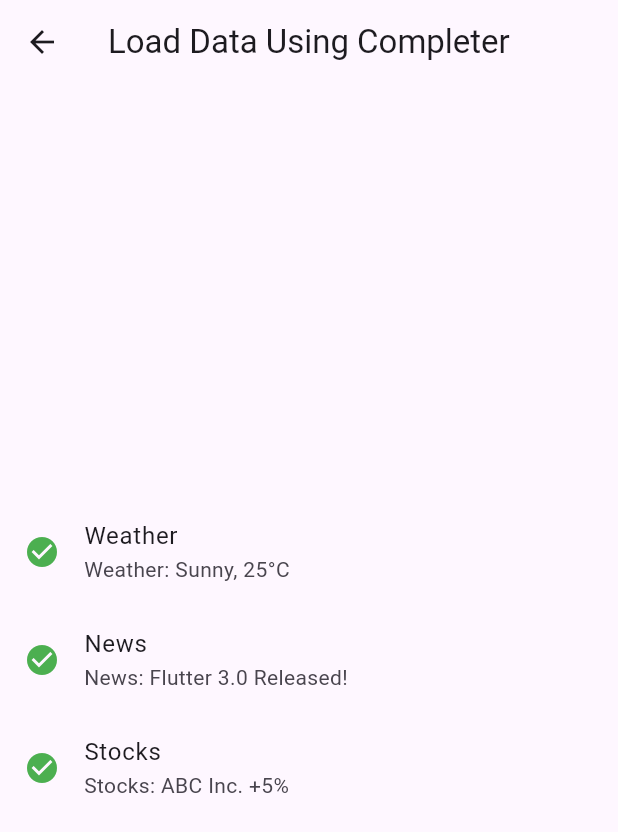
After one commit to Anikshakya/RND, a Flutter app: the CompleterLoadPage screen opened directly, after a tap on "Close", on a phone screen of 412 x 824 dp. The commit adds this screen. Shown: the top 832 px of the screen. Run offline on Flutter 3.47's test engine with Material 3 defaults, Android fonts, the phone set to English and light mode, and no system bars; our stand-ins replace flare_flutter, local_auth.

Commit message:
- Added Data Load Using Completer

```diff
--- a/lib/src/data/pages_list.dart
+++ b/lib/src/data/pages_list.dart
@@ -1,4 +1,5 @@
 import 'package:rnd/src/view/biometric/biometric_page.dart';
+import 'package:rnd/src/view/completer/completer_example.dart';
 import 'package:rnd/src/view/foldEffect/fold_list_page.dart';
 import 'package:rnd/src/view/sliderWithEffect/view/dego_slider_demo.dart';
 import 'package:rnd/src/view/zoom_image/zoom_image.dart';
@@ -20,4 +21,8 @@ var pageList = [
     "title" : "Instagram Zoom Effect",
     "page"   : const ZoomImage()
   },
+  {
+    "title" : "Load Using Completer",
+    "page"   : const CompleterLoadPage()
+  },
 ];
--- /dev/null
+++ b/lib/src/view/completer/completer_example.dart
@@ -0,0 +1,118 @@
+import 'dart:async';
+
+import 'package:flutter/material.dart';
+
+class CompleterLoadPage extends StatefulWidget {
+  const CompleterLoadPage({super.key});
+
+  @override
+  State<CompleterLoadPage> createState() => _CompleterLoadPageState();
+}
+
+class _CompleterLoadPageState extends State<CompleterLoadPage> {
+  final Completer<String> _weatherCompleter = Completer<String>();
+  final Completer<String> _newsCompleter = Completer<String>();
+  final Completer<String> _stocksCompleter = Completer<String>();
+
+  @override
+  void initState() {
+    super.initState();
+    _loadData();
+  }
+
+  Future<void> _loadData() async {
+    // Simulate fetching weather data
+    Future.delayed(const Duration(seconds: 2), () {
+      _weatherCompleter.complete("Weather: Sunny, 25°C");
+    });
+
+    // Simulate fetching news data
+    Future.delayed(const Duration(seconds: 3), () {
+      _newsCompleter.complete("News: Flutter 3.0 Released!");
+    });
+
+    // Simulate fetching stock data
+    Future.delayed(const Duration(seconds: 1), () {
+      _stocksCompleter.complete("Stocks: ABC Inc. +5%");
+    });
+
+    // Wait for all data to load
+    await Future.wait([
+      _weatherCompleter.future,
+      _newsCompleter.future,
+      _stocksCompleter.future,
+    ]);
+  }
+
+  @override
+  Widget build(BuildContext context) {
+    return Scaffold(
+      appBar: AppBar(
+        title: const Text('Load Data Using Completer'),
+      ),
+      body: Column(
+        mainAxisAlignment: MainAxisAlignment.center,
+        children: [
+          FutureBuilder<String>(
+            future: _weatherCompleter.future,
+            builder: (context, snapshot) {
+              if (snapshot.connectionState == ConnectionState.waiting) {
+                return _buildLoadingTile('Loading Weather...');
+              } else if (snapshot.hasError) {
+                return _buildErrorTile('Error loading weather');
+              } else {
+                return _buildDataTile('Weather', snapshot.data);
+              }
+            },
+          ),
+          FutureBuilder<String>(
+            future: _newsCompleter.future,
+            builder: (context, snapshot) {
+              if (snapshot.connectionState == ConnectionState.waiting) {
+                return _buildLoadingTile('Loading News...');
+              } else if (snapshot.hasError) {
+                return _buildErrorTile('Error loading news');
+              } else {
+                return _buildDataTile('News', snapshot.data);
+              }
+            },
+          ),
+          FutureBuilder<String>(
+            future: _stocksCompleter.future,
+            builder: (context, snapshot) {
+              if (snapshot.connectionState == ConnectionState.waiting) {
+                return _buildLoadingTile('Loading Stocks...');
+              } else if (snapshot.hasError) {
+                return _buildErrorTile('Error loading stocks');
+              } else {
+                return _buildDataTile('Stocks', snapshot.data);
+              }
+            },
+          ),
+        ],
+      ),
+    );
+  }
+
+  Widget _buildLoadingTile(String title) {
+    return ListTile(
+      leading: const CircularProgressIndicator(),
+      title: Text(title),
+    );
+  }
+
+  Widget _buildErrorTile(String title) {
+    return ListTile(
+      leading: const Icon(Icons.error, color: Colors.red),
+      title: Text(title),
+    );
+  }
+
+  Widget _buildDataTile(String title, String? data) {
+    return ListTile(
+      leading: const Icon(Icons.check_circle, color: Colors.green),
+      title: Text(title),
+      subtitle: Text(data ?? ''),
+    );
+  }
+}
```
